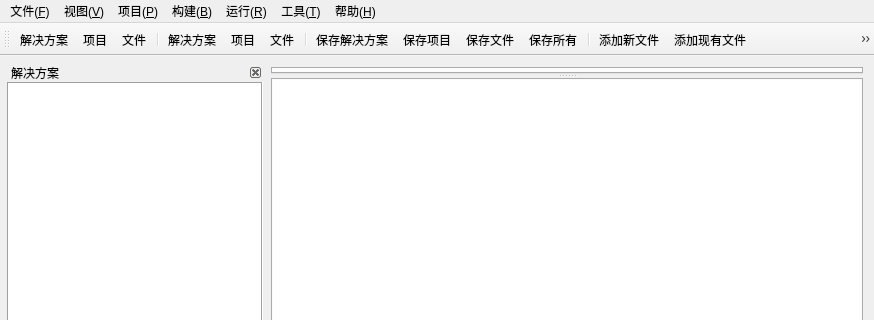
Before: the Qt Designer form src/tools/nide/ui/MainWindow.ui in dliting/nlang, drawn with Qt 5; both pictures show x 0 to 874 and y 0 to 320 of the 874 by 673 pixel window.
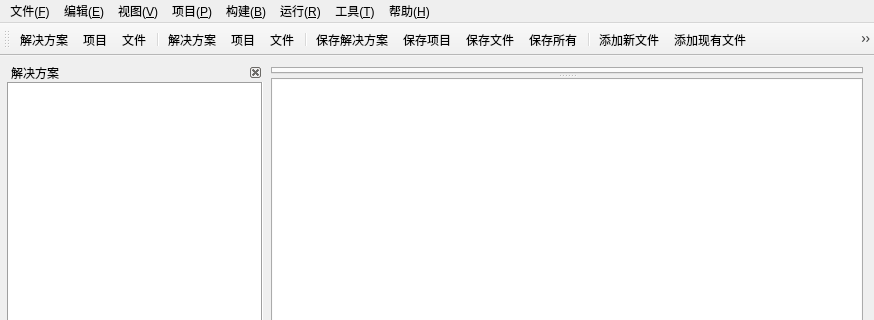
After: the same form once the commit is applied. Icons and pictures are not drawn. Custom widgets are drawn as their Qt base class.

Commit message: feat(nide): jump from import package names and follow the cursor in menus

What changed in the file:
```diff
--- a/src/tools/nide/ui/MainWindow.ui
+++ b/src/tools/nide/ui/MainWindow.ui
@@ -377,6 +377,12 @@
     <addaction name="separator"/>
     <addaction name="actProjectProp"/>
    </widget>
+   <widget class="QMenu" name="menuEdit">
+    <property name="title">
+     <string>编辑(&amp;E)</string>
+    </property>
+    <addaction name="actGotoDefinition"/>
+   </widget>
    <widget class="QMenu" name="menuBuild">
     <property name="title">
      <string>构建(&amp;B)</string>
@@ -429,6 +435,7 @@
     <addaction name="actHelpAbout"/>
    </widget>
    <addaction name="menuFile"/>
+   <addaction name="menuEdit"/>
    <addaction name="menuView"/>
    <addaction name="menuProject"/>
    <addaction name="menuBuild"/>
```
Left out of the diff: 11 changed lines with no effect on the pictures. The commit also changes 22 other files.
